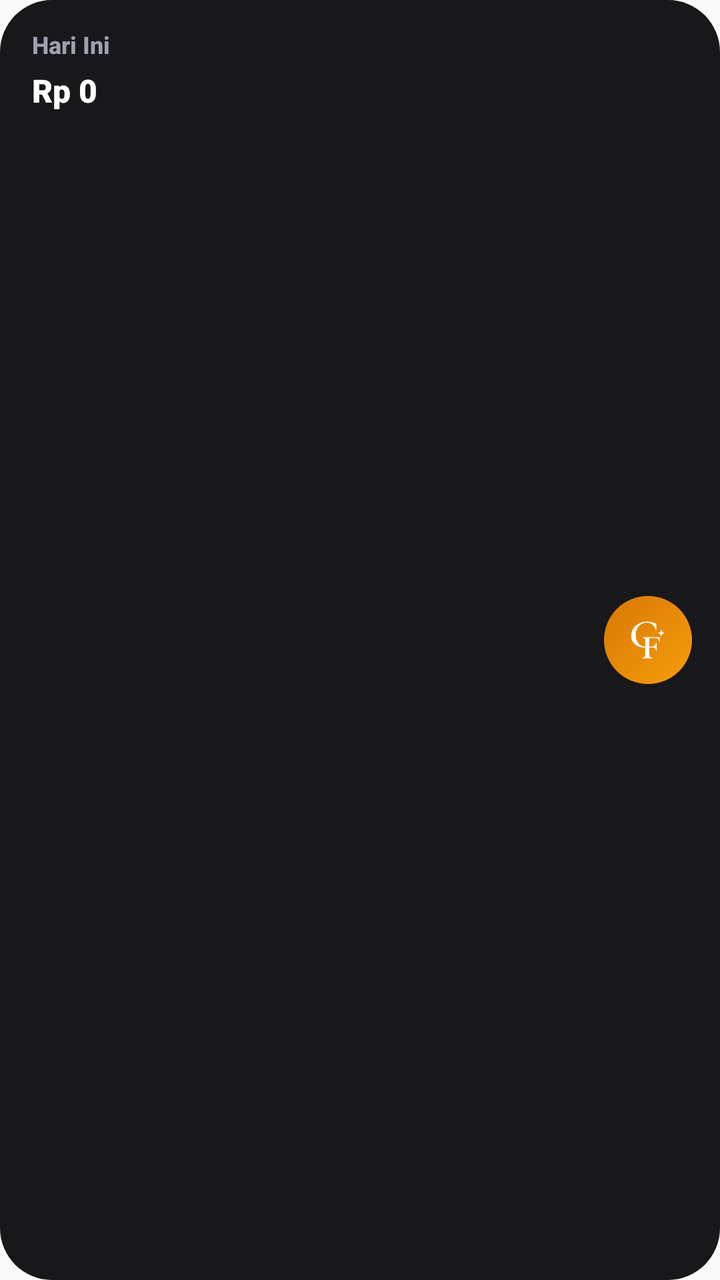
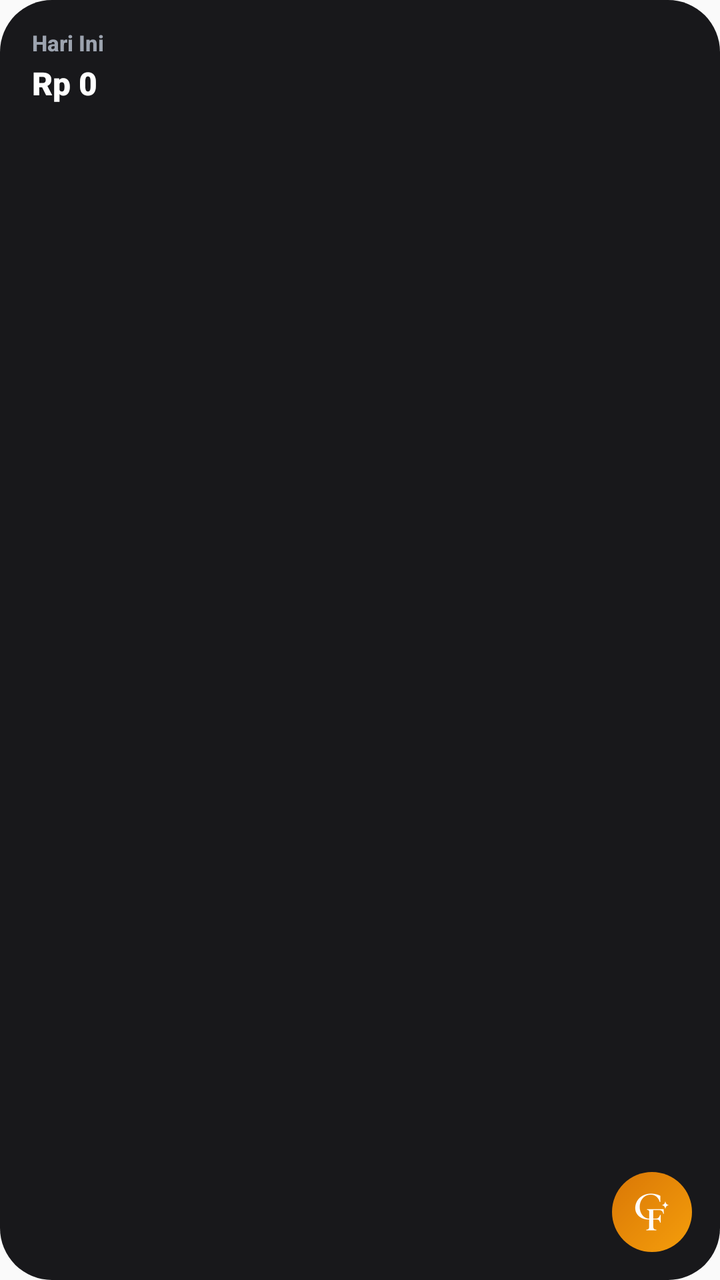

Compare the two renders of this Android layout. The source of the first and the diff that turns it into the second are given below.
<!-- AndroidManifest.xml: application theme AppTheme -->
<!-- res/layout/widget_cassiel_small.xml -->
<?xml version="1.0" encoding="utf-8"?>
<RelativeLayout xmlns:android="http://schemas.android.com/apk/res/android"
    android:id="@+id/widget_small_root"
    android:layout_width="match_parent"
    android:layout_height="match_parent"
    android:paddingStart="16dp"
    android:paddingEnd="14dp"
    android:paddingTop="14dp"
    android:paddingBottom="14dp"
    android:background="@drawable/widget_background_dark">

    
    <LinearLayout
        android:id="@+id/layout_small_info"
        android:layout_width="match_parent"
        android:layout_height="wrap_content"
        android:layout_alignParentStart="true"
        android:layout_alignParentTop="true"
        android:layout_toStartOf="@+id/btn_small_cf_assistant"
        android:layout_marginEnd="6dp"
        android:orientation="vertical">

        <TextView
            android:id="@+id/tv_small_label"
            android:layout_width="wrap_content"
            android:layout_height="wrap_content"
            android:text="Hari Ini"
            android:textSize="12sp"
            android:textStyle="bold"
            android:textColor="#9CA3AF"
            android:fontFamily="sans-serif-medium" />

        <TextView
            android:id="@+id/tv_small_amount"
            android:layout_width="wrap_content"
            android:layout_height="wrap_content"
            android:text="Rp 0"
            android:textSize="16sp"
            android:textStyle="bold"
            android:textColor="#FFFFFF"
            android:fontFamily="sans-serif-black"
            android:maxLines="1"
            android:singleLine="true"
            android:layout_marginTop="4dp" />
    </LinearLayout>

    
    <ImageButton
        android:id="@+id/btn_small_cf_assistant"
        android:layout_width="44dp"
        android:layout_height="44dp"
        android:layout_alignParentEnd="true"
        android:layout_centerVertical="true"
        android:background="@drawable/widget_btn_circle"
        android:src="@drawable/ic_stat_icon"
        android:tint="#FFFFFF"
        android:scaleType="centerInside"
        android:padding="9dp"
        android:contentDescription="Cassiel Quick Assistant" />

</RelativeLayout>
<!-- resources referenced by this layout -->
<resources>
  <!-- drawable ic_stat_icon: png bitmap (drawable, 3721 bytes) -->
  <!-- drawable widget_background_dark (drawable) -->
  <?xml version="1.0" encoding="utf-8"?>
  <shape xmlns:android="http://schemas.android.com/apk/res/android"
      android:shape="rectangle">
      <solid android:color="#18181B" />
      <corners android:radius="26dp" />
  </shape>
  <!-- drawable widget_btn_circle (drawable) -->
  <?xml version="1.0" encoding="utf-8"?>
  <shape xmlns:android="http://schemas.android.com/apk/res/android"
      android:shape="oval">
      <gradient
          android:startColor="#F59E0B"
          android:endColor="#D97706"
          android:angle="135" />
  </shape>
  <style name="AppTheme" parent="Theme.AppCompat.Light.DarkActionBar">
          
          <item name="colorPrimary">@color/colorPrimary</item>
          <item name="colorPrimaryDark">@color/colorPrimaryDark</item>
          <item name="colorAccent">@color/colorAccent</item>
      </style>
  <color name="colorPrimary">#4F46E5</color>
  <color name="colorPrimaryDark">#3730A3</color>
  <color name="colorAccent">#4F46E5</color>
</resources>

<!-- the commit's change to res/layout/widget_cassiel_small.xml (unified diff, before → after) -->
@@ -16,8 +16,6 @@
         android:layout_height="wrap_content"
         android:layout_alignParentStart="true"
         android:layout_alignParentTop="true"
-        android:layout_toStartOf="@+id/btn_small_cf_assistant"
-        android:layout_marginEnd="6dp"
         android:orientation="vertical">
 
         <TextView
@@ -25,14 +23,14 @@
             android:layout_width="wrap_content"
             android:layout_height="wrap_content"
             android:text="Hari Ini"
-            android:textSize="12sp"
+            android:textSize="11sp"
             android:textStyle="bold"
             android:textColor="#9CA3AF"
             android:fontFamily="sans-serif-medium" />
 
         <TextView
             android:id="@+id/tv_small_amount"
-            android:layout_width="wrap_content"
+            android:layout_width="match_parent"
             android:layout_height="wrap_content"
             android:text="Rp 0"
             android:textSize="16sp"
@@ -40,22 +38,22 @@
             android:textColor="#FFFFFF"
             android:fontFamily="sans-serif-black"
             android:maxLines="1"
-            android:singleLine="true"
-            android:layout_marginTop="4dp" />
+            android:ellipsize="end"
+            android:layout_marginTop="2dp" />
     </LinearLayout>
 
     
     <ImageButton
         android:id="@+id/btn_small_cf_assistant"
-        android:layout_width="44dp"
-        android:layout_height="44dp"
+        android:layout_width="40dp"
+        android:layout_height="40dp"
         android:layout_alignParentEnd="true"
-        android:layout_centerVertical="true"
+        android:layout_alignParentBottom="true"
         android:background="@drawable/widget_btn_circle"
         android:src="@drawable/ic_stat_icon"
         android:tint="#FFFFFF"
         android:scaleType="centerInside"
-        android:padding="9dp"
+        android:padding="8dp"
         android:contentDescription="Cassiel Quick Assistant" />
 
 </RelativeLayout>
